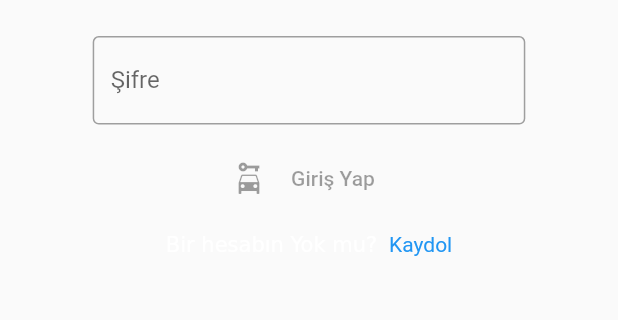
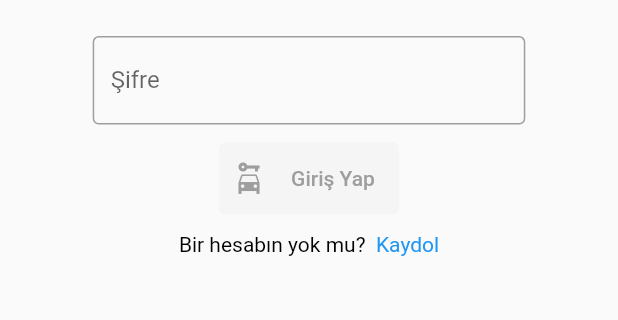
Before and after one commit to Soomali/pooly_assignment, a Flutter app: the screen it shows after launch, on a phone screen of 412 x 824 dp, the part 521-841 px from its top. Run offline on Flutter 3.47's test engine with Material 2 defaults, Android fonts, the phone set to English and light mode, and no system bars; our stand-ins replace bloc, cloud_firestore, firebase_auth, firebase_core, flutter_bloc, formz and 2 more; missing offline and left inert: flutter_polyline_points, geoflutterfire, google_place; accounts and stored records are empty.

Commit message:
finished application.

```diff
--- a/lib/main.dart
+++ b/lib/main.dart
@@ -39,19 +39,23 @@ class MyApp extends StatelessWidget {
         child: RepositoryProvider.value(
           value: userRepository,
           child: MaterialApp(
+            themeMode: ThemeMode.system,
             darkTheme: ThemeData(
+                iconTheme: IconThemeData(color: Colors.white30),
                 colorScheme: ColorScheme(
                     brightness: Brightness.dark,
                     primary: Colors.blue,
                     onPrimary: Colors.grey.shade900,
-                    secondary: Colors.lightGreen.shade100,
+                    secondary: Colors.black,
                     onSecondary: Colors.black,
                     error: Colors.red,
                     onError: Colors.red,
                     background: Colors.black,
-                    onBackground: Colors.black,
+                    onBackground: Colors.white,
                     surface: Colors.grey.shade800,
-                    onSurface: Colors.blue),
+                    onSurface: Colors.grey.shade200),
+                snackBarTheme:
+                    SnackBarThemeData(backgroundColor: Colors.grey.shade800),
                 textButtonTheme: TextButtonThemeData(
                     style: ButtonStyle(backgroundColor:
                         MaterialStateProperty.resolveWith((states) {
@@ -70,8 +74,36 @@ class MyApp extends StatelessWidget {
                 })))),
             title: 'Flutter Demo',
             theme: ThemeData(
-              primarySwatch: Colors.blue,
-            ),
+                snackBarTheme:
+                    SnackBarThemeData(backgroundColor: Colors.grey.shade200),
+                colorScheme: ColorScheme(
+                    brightness: Brightness.light,
+                    primary: Colors.blue,
+                    onPrimary: Colors.grey.shade100,
+                    secondary: Colors.white,
+                    onSecondary: Colors.white,
+                    error: Colors.red,
+                    onError: Colors.red,
+                    background: Colors.white,
+                    onBackground: Colors.black,
+                    surface: Colors.grey.shade200,
+                    onSurface: Colors.blue.shade700),
+                textButtonTheme: TextButtonThemeData(
+                    style: ButtonStyle(backgroundColor:
+                        MaterialStateProperty.resolveWith((states) {
+                  if (states.contains(MaterialState.disabled)) {
+                    return Colors.grey.shade100;
+                  } else {
+                    return Colors.blue;
+                  }
+                }), foregroundColor:
+                        MaterialStateProperty.resolveWith((states) {
+                  if (states.contains(MaterialState.disabled)) {
+                    return Colors.grey;
+                  } else {
+                    return Colors.white;
+                  }
+                })))),
             home: MainBloc(),
           ),
         ),
--- a/lib/views/logIn/login_layout.dart
+++ b/lib/views/logIn/login_layout.dart
@@ -7,8 +7,9 @@ class LoginLayout extends StatelessWidget {
   Widget build(BuildContext context) {
     return BlocListener<LoginBloc, LoginState>(
       listener: (context, state) {
+        ScaffoldMessenger.of(context).removeCurrentSnackBar();
+
         if (state is SignupRequestState) {
-          ScaffoldMessenger.of(context).removeCurrentSnackBar();
           Navigator.of(context)
               .push(MaterialPageRoute(builder: (_) => SignUpPage()));
         }
--- a/lib/views/logIn/sign_up.dart
+++ b/lib/views/logIn/sign_up.dart
@@ -6,7 +6,10 @@ class SignUpWidget extends StatelessWidget {
   @override
   Widget build(BuildContext context) {
     return RichText(
-        text: TextSpan(text: 'Bir hesabın Yok mu? ', children: [
+        text: TextSpan(
+            style: TextStyle(color: Theme.of(context).colorScheme.onBackground),
+            text: 'Bir hesabın yok mu? ',
+            children: [
           TextSpan(
             text: ' Kaydol',
             recognizer: TapGestureRecognizer()
@@ -14,8 +17,12 @@ class SignUpWidget extends StatelessWidget {
                 ScaffoldMessenger.of(context).showSnackBar(SnackBar(
                     duration: Duration(days: 1),
                     content: Row(
+                      mainAxisAlignment: MainAxisAlignment.center,
                       children: [
                         TextButton(onPressed: null, child: Text('Sürücü')),
+                        SizedBox(
+                          width: 24,
+                        ),
                         TextButton(
                             onPressed: () {
                               context.read<LoginBloc>().add(SignupRequest());
--- a/lib/views/mainBloc/main_bloc.dart
+++ b/lib/views/mainBloc/main_bloc.dart
@@ -13,7 +13,7 @@ class MainBloc extends StatelessWidget {
   @override
   Widget build(BuildContext context) {
     return BlocConsumer<AuthBloc, AuthState>(buildWhen: ((previous, current) {
-      return (current is! AuthError && current is! Authenticating);
+      return (current is! AuthError);
     }), builder: (context, state) {
       if (state is UnAuthenticated) {
         log('unauthenticated');
@@ -21,7 +21,18 @@ class MainBloc extends StatelessWidget {
       } else if (state is Authenticated) {
         return MapPage();
       } else {
-        return Container();
+        return SafeArea(
+          child: Scaffold(
+            body: Column(
+              children: [
+                Image(image: AssetImage('assets/images/logo.png')),
+                Center(
+                  child: CircularProgressIndicator(),
+                ),
+              ],
+            ),
+          ),
+        );
       }
     }, listener: (context, state) {
       if (state is Authenticating) {
--- a/lib/views/map/drive_details.dart
+++ b/lib/views/map/drive_details.dart
@@ -30,6 +30,11 @@ class DriveWidget extends StatelessWidget {
       child: Card(
         color: isSelected ? Theme.of(context).colorScheme.onSurface : null,
         elevation: 1.6,
+        child: IconTheme(
+          data: IconThemeData(
+              color: isSelected
+                  ? Theme.of(context).colorScheme.secondary
+                  : Theme.of(context).colorScheme.primary),
           child: DefaultTextStyle(
             style: isSelected
                 ? TextStyle(color: Theme.of(context).colorScheme.secondary)
@@ -40,6 +45,7 @@ class DriveWidget extends StatelessWidget {
                     child: child,
                   )
                 : child,
+          ),
         ),
       ),
     );
--- a/lib/views/signUp/photo_area.dart
+++ b/lib/views/signUp/photo_area.dart
@@ -29,6 +29,7 @@ class SignUpPhotoArea extends StatelessWidget {
                   onPressed: () {
                     ScaffoldMessenger.of(context).showSnackBar(SnackBar(
                         content: Row(
+                      mainAxisAlignment: MainAxisAlignment.center,
                       children: [
                         TextButton(
                             onPressed: () {
@@ -39,6 +40,9 @@ class SignUpPhotoArea extends StatelessWidget {
                                   .add(PhotoSelect(source: ImageSource.camera));
                             },
                             child: Text('Kamera')),
+                        SizedBox(
+                          width: 24,
+                        ),
                         TextButton(
                             onPressed: () {
                               ScaffoldMessenger.of(context)
--- a/pubspec.yaml
+++ b/pubspec.yaml
@@ -73,8 +73,9 @@ flutter:
 
   # To add assets to your application, add an assets section, like this:
   assets:
-     - assets/images/jordan.png
+     - assets/images/michael.png
      - assets/images/kevin.png
+     - assets/images/kyrie.png
      - assets/images/lebron.png
      - assets/images/logo.png
      - assets/images/stephen.png
```
Also changed, not shown: lib/views/driveDetails/drive_page.dart (+5 -2 lines), assets/images/kyrie.png (added), assets/images/michael.png (renamed from assets/images/jordan.png). Lines whose indentation alone changed are shown as unchanged.
